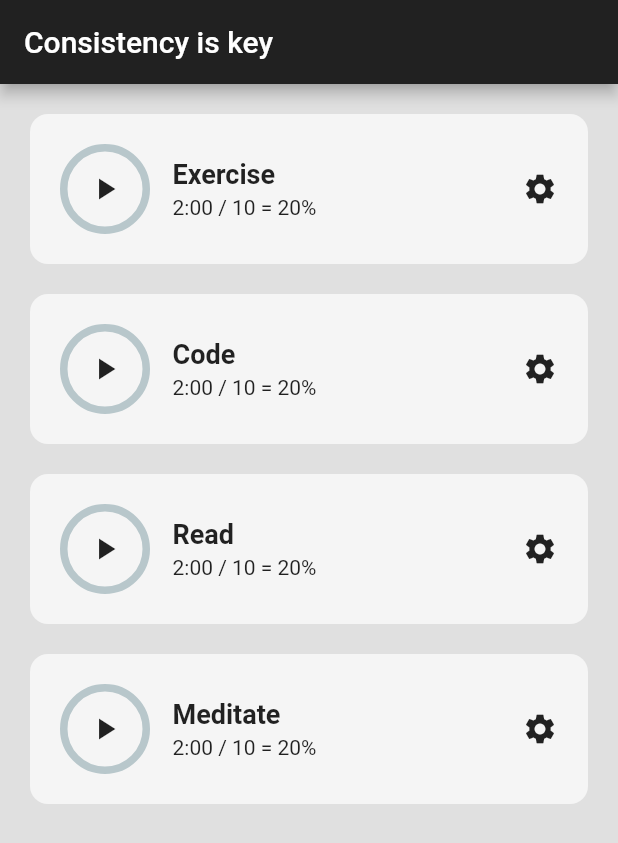
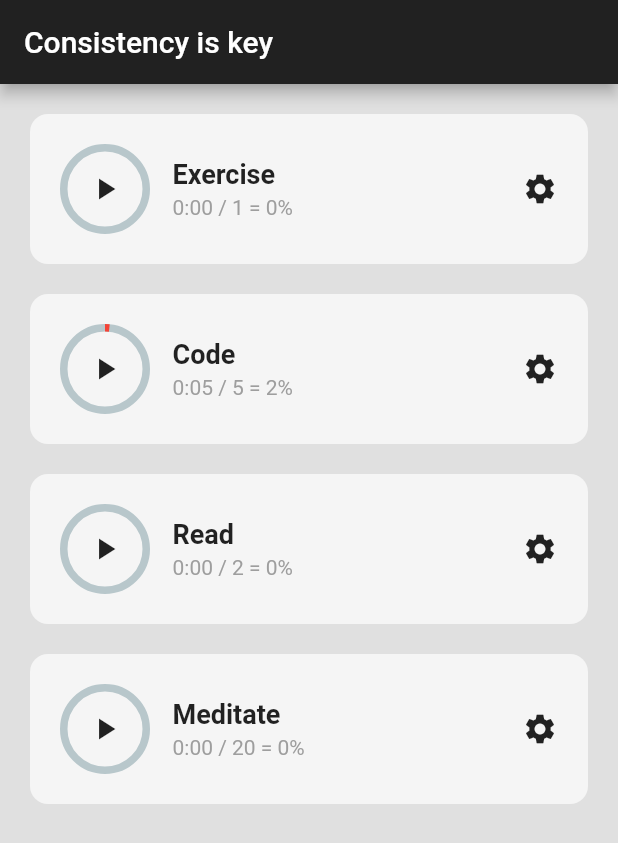
Before and after one commit to Tom-michel/habit_tracker, a Flutter app: the screen it shows after launch, on a phone screen of 412 x 824 dp. Shown: the top 843 px of the screen. Run offline on Flutter 3.47's test engine with Material 2 defaults, Android fonts, the phone set to English and light mode, and no system bars; drawn by our look-alikes of percent_indicator.

Commit message:
end of UI

```diff
--- a/lib/home_page.dart
+++ b/lib/home_page.dart
@@ -1,3 +1,5 @@
+import 'dart:async';
+
 import 'package:flutter/material.dart';
 import 'package:habit_tracker/util/habit_tile.dart';
 
@@ -9,6 +11,71 @@ class HomePage extends StatefulWidget {
 }
 
 class _HomePageState extends State<HomePage> {
+  // overall habit sumary
+  List habitList = [
+    // [habitName, habitStarted, timeSpend (sec), timeGoal (min)]
+    ["Exercise", false, 0, 1],
+    ["Code", false, 5, 5],
+    ["Read", false, 0, 2],
+    ["Meditate", false, 0, 20],
+  ];
+
+  void habitStarter(int index) {
+    // note what the start time is
+    var startTime = DateTime.now();
+
+    // include the time already alapsed
+    int elapsedTime = habitList[index][2];
+
+    // habit started or stopped
+    setState(() {
+      habitList[index][1] = !habitList[index][1];
+    });
+
+    // keep the time going
+    if (habitList[index][1]) {
+      Timer.periodic(Duration(seconds: 1), (timer) {
+        // setState(() {
+        //   habitList[index][2]++;
+        // });
+
+        setState(() {
+          // check when the user has stopped the timer
+          if (!habitList[index][1]) {
+            timer.cancel();
+          }
+
+          // calculate the time elapsed by comparing current time and start time
+          var currentTime = DateTime.now();
+          habitList[index][2] =
+              elapsedTime + currentTime.difference(startTime).inSeconds;
+          // = elapsedTime +
+          //     currentTime.second -
+          //     startTime.second +
+          //     60 * (currentTime.minute - startTime.minute) +
+          //     60 * 60 * (currentTime.hour - startTime.hour);
+
+          // stop when is finish
+          if (habitList[index][2] >= (habitList[index][3] * 60)) {
+            habitList[index][2] = (habitList[index][3] * 60);
+            habitList[index][1] = false;
+            timer.cancel();
+          }
+        });
+      });
+    }
+  }
+
+  void settingsOpened(int index) {
+    showDialog(
+        context: context,
+        builder: (context) {
+          return AlertDialog(
+            title: Text("Settings for " + habitList[index][0]),
+          );
+        });
+  }
+
   @override
   Widget build(BuildContext context) {
     return Scaffold(
@@ -18,20 +85,32 @@ class _HomePageState extends State<HomePage> {
         title: Text("Consistency is key"),
         centerTitle: false,
       ),
-      body: Column(children: [
-        HabitTile(
-          habitName: "Exercise",
-        ),
-        HabitTile(
-          habitName: "Code",
-        ),
-        HabitTile(
-          habitName: "Read",
-        ),
-        HabitTile(
-          habitName: "Meditate",
-        ),
-      ]),
+      body: ListView.builder(
+          itemCount: habitList.length,
+          itemBuilder: ((context, index) {
+            return HabitTile(
+              habitName: habitList[index][0],
+              onTap: () {
+                habitStarter(index);
+              },
+              settingsTapped: () {
+                settingsOpened(index);
+              },
+              habitStarted: habitList[index][1],
+              timeSpent: habitList[index][2],
+              timeGoal: habitList[index][3],
+            );
+          })),
+      // body: Column(children: [
+      //   HabitTile(
+      //     habitName: habitList[0][0],
+      //     onTap: () {},
+      //     settingsTapped: () {},
+      //     habitStarted: habitList[0][1],
+      //     timeSpent: habitList[0][2],
+      //     timeGoal: habitList[0][3],
+      //   ),
+      // ]),
     );
   }
 }
--- a/lib/util/habit_tile.dart
+++ b/lib/util/habit_tile.dart
@@ -3,8 +3,43 @@ import 'package:percent_indicator/circular_percent_indicator.dart';
 
 class HabitTile extends StatelessWidget {
   final String habitName;
+  final VoidCallback onTap;
+  final VoidCallback settingsTapped;
+  final int timeSpent;
+  final int timeGoal;
+  final bool habitStarted;
 
-  const HabitTile({Key? key, required this.habitName}) : super(key: key);
+  const HabitTile(
+      {Key? key,
+      required this.habitName,
+      required this.onTap,
+      required this.settingsTapped,
+      required this.timeSpent,
+      required this.timeGoal,
+      required this.habitStarted})
+      : super(key: key);
+
+  // convert seconds into min:sec
+  String formatToMinSec(int totalSeconds) {
+    String secs = (totalSeconds % 60).toString();
+    String mins = (totalSeconds / 60).toStringAsFixed(5);
+
+    // if secs is a 1 digit number, place 0 in front of it
+    if (secs.length == 1) {
+      secs = '0' + secs;
+    }
+
+    // if mins is a o1 degit number
+    if (mins[1] == '.') {
+      mins = mins.substring(0, 1);
+    }
+    return mins + ':' + secs;
+  }
+
+  // calculate the progress percentage
+  double percentCompleted() {
+    return timeSpent / (timeGoal * 60);
+  }
 
   @override
   Widget build(BuildContext context) {
@@ -22,7 +57,9 @@ class HabitTile extends StatelessWidget {
               // CircularPercentIndicator(
               //   radius: 40,
               // ),
-              Container(
+              GestureDetector(
+                onTap: onTap,
+                child: SizedBox(
                   height: 60,
                   width: 60,
                   // color: Colors.orange,
@@ -30,10 +67,19 @@ class HabitTile extends StatelessWidget {
                     // progress circle
                     CircularPercentIndicator(
                       radius: 60,
+                      percent: percentCompleted() < 1 ? percentCompleted() : 1,
+                      progressColor: percentCompleted() > 0.5
+                          ? (percentCompleted() > 0.75
+                              ? Colors.green
+                              : Colors.orange)
+                          : Colors.red,
                     ),
                     // plat pause button
-                  Center(child: Icon(Icons.play_arrow)),
+                    Center(
+                        child: Icon(
+                            habitStarted ? Icons.pause : Icons.play_arrow)),
                   ]),
+                ),
               ),
               const SizedBox(width: 15),
               // name and percentage
@@ -48,15 +94,20 @@ class HabitTile extends StatelessWidget {
                   ),
                   const SizedBox(height: 4),
                   // progress
-                  const Text(
-                    "2:00 / 10 = 20%",
-                    // style: TextStyle(fontStyle: FontStyle.italic),
+                  Text(
+                    formatToMinSec(timeSpent) +
+                        ' / ' +
+                        timeGoal.toString() +
+                        ' = ' +
+                        (percentCompleted() * 100).toStringAsFixed(0) +
+                        '%',
+                    style: TextStyle(color: Colors.grey),
                   ),
                 ],
               ),
             ],
           ),
-          Icon(Icons.settings),
+          GestureDetector(onTap: settingsTapped, child: Icon(Icons.settings)),
         ]),
       ),
     );
```
Lines whose indentation alone changed are shown as unchanged.
